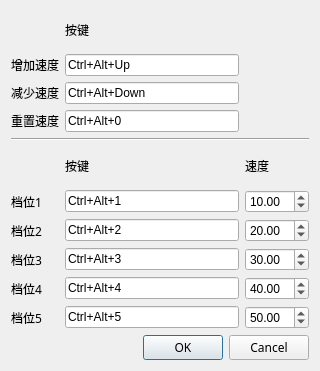
Above: preferencedialog.ui from zxlhhyccc/OpenSpeedy before the change. Below: the same form after it.
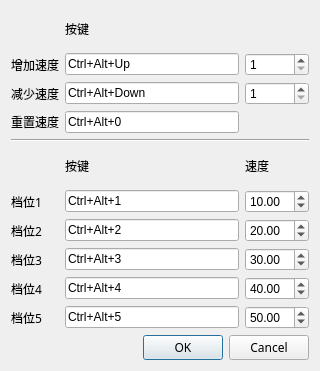
That is the form after the change. Custom widgets are drawn as their Qt base class.

Commit message: add increaseStep and decreaseStep setting

```diff
--- a/preferencedialog.ui
+++ b/preferencedialog.ui
@@ -307,6 +307,26 @@
      </property>
     </widget>
    </item>
+   <item row="1" column="2">
+    <widget class="QSpinBox" name="increaseStepSpinBox">
+     <property name="minimum">
+      <number>1</number>
+     </property>
+     <property name="maximum">
+      <number>1000</number>
+     </property>
+    </widget>
+   </item>
+   <item row="2" column="2">
+    <widget class="QSpinBox" name="decreaseStepSpinBox">
+     <property name="minimum">
+      <number>1</number>
+     </property>
+     <property name="maximum">
+      <number>1000</number>
+     </property>
+    </widget>
+   </item>
   </layout>
  </widget>
  <customwidgets>
```
The commit also changes 4 other files.
